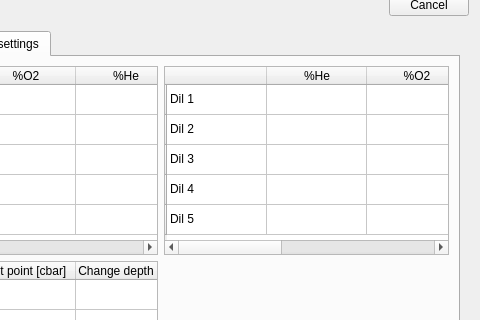
First picture: the form in qt-ui/configuredivecomputerdialog.ui, repository subsurface/subsurface, before the edit; both pictures show x 362 to 842 and y 93 to 413 of the 842 by 614 pixel window.
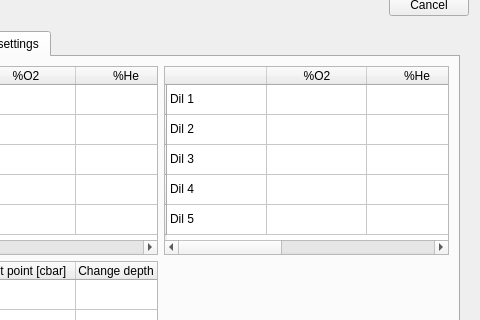
Second picture: the form after the edit. The open tabs and pages were chosen to show the change. Icons and pictures are not drawn.

Commit message:
Fix column order for OSTC3 diluent table
The fist column is the O2% value, and was handled like that in the data.
It was only the column header that was wrong.

Diff of the .ui file:
```diff
--- a/qt-ui/configuredivecomputerdialog.ui
+++ b/qt-ui/configuredivecomputerdialog.ui
@@ -766,12 +766,12 @@
               </column>
               <column>
                <property name="text">
-                <string>%He</string>
+                <string>%O2</string>
                </property>
               </column>
               <column>
                <property name="text">
-                <string>%O2</string>
+                <string>%He</string>
                </property>
               </column>
               <column>
```
